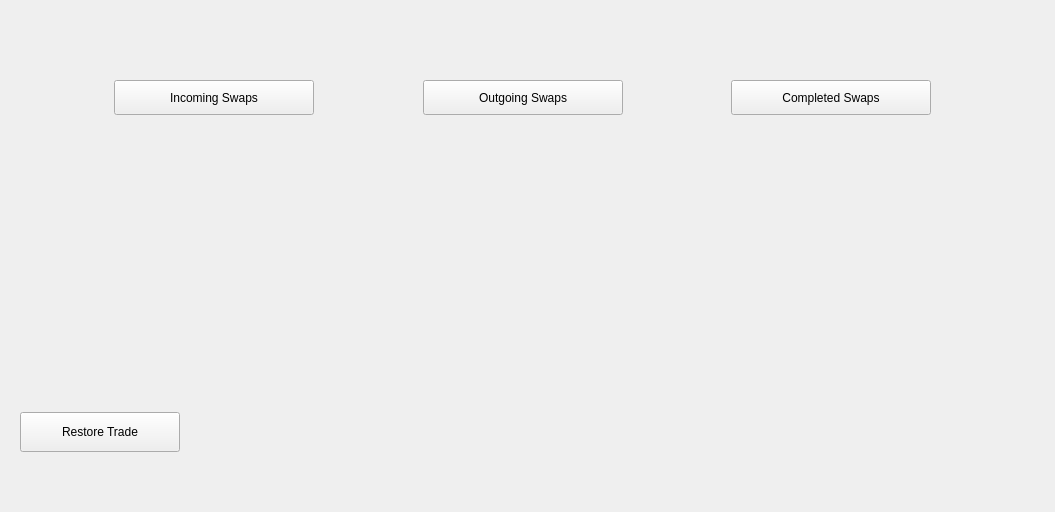
Before: the Qt Designer form windows_desktop/s_swaplist_w.ui in 0xkobe/mwc-wallet, drawn with Qt 5.
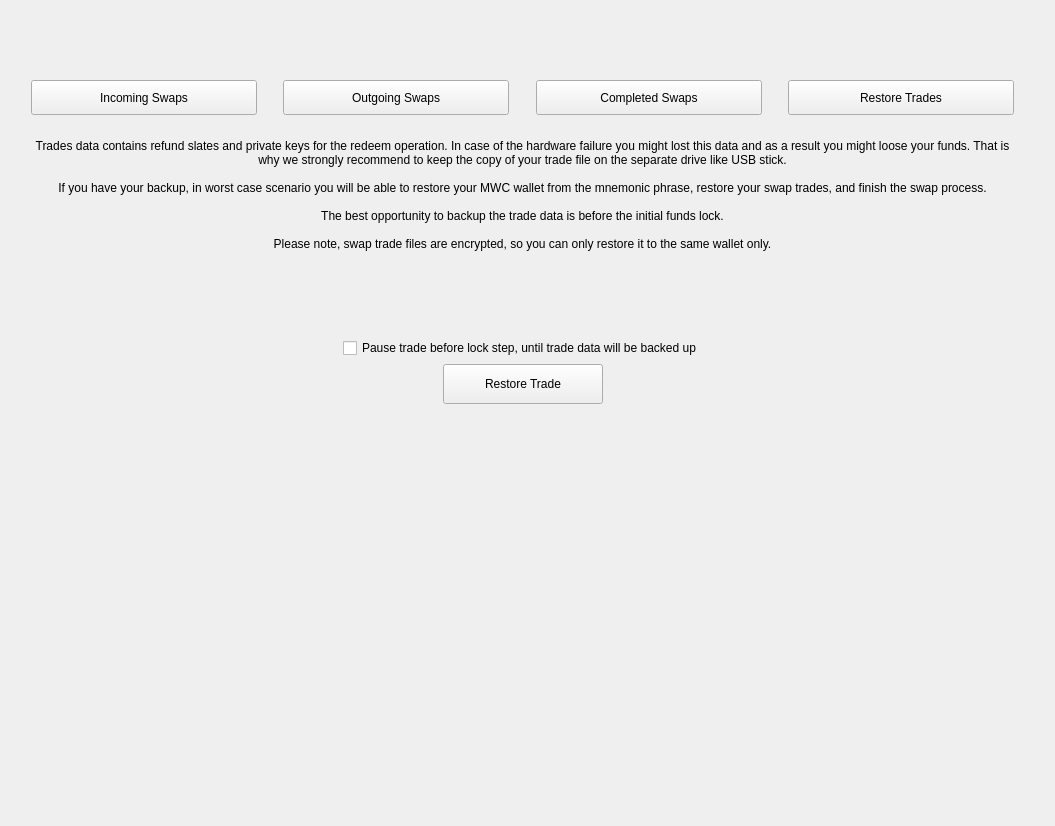
After: the same form once the commit is applied. Icons and pictures are not drawn. Custom widgets are drawn as their Qt base class.

Commit message: https://github.com/mwcproject/mwc-qt-wallet/issues/502 - restore trade tab

```diff
--- a/windows_desktop/s_swaplist_w.ui
+++ b/windows_desktop/s_swaplist_w.ui
@@ -7,7 +7,7 @@
     <x>0</x>
     <y>0</y>
     <width>1055</width>
-    <height>512</height>
+    <height>826</height>
    </rect>
   </property>
   <property name="windowTitle">
@@ -30,7 +30,7 @@
     <number>20</number>
    </property>
    <item>
-    <layout class="QHBoxLayout" name="horizontalLayout_2">
+    <layout class="QHBoxLayout" name="horizontalLayout_2" stretch="1,20,1,20,1,20,1,20,1">
      <item>
       <spacer name="horizontalSpacer_5">
        <property name="orientation">
@@ -48,13 +48,13 @@
       <widget class="control::MwcToolButtonUnderscore" name="incomingSwaps">
        <property name="minimumSize">
         <size>
-         <width>200</width>
+         <width>180</width>
          <height>35</height>
         </size>
        </property>
        <property name="maximumSize">
         <size>
-         <width>200</width>
+         <width>999</width>
          <height>35</height>
         </size>
        </property>
@@ -92,13 +92,13 @@
       <widget class="control::MwcToolButtonUnderscore" name="outgoingSwaps">
        <property name="minimumSize">
         <size>
-         <width>200</width>
+         <width>180</width>
          <height>35</height>
         </size>
        </property>
        <property name="maximumSize">
         <size>
-         <width>200</width>
+         <width>999</width>
          <height>35</height>
         </size>
        </property>
@@ -136,13 +136,13 @@
       <widget class="control::MwcToolButtonUnderscore" name="completedSwaps">
        <property name="minimumSize">
         <size>
-         <width>200</width>
+         <width>180</width>
          <height>35</height>
         </size>
        </property>
        <property name="maximumSize">
         <size>
-         <width>200</width>
+         <width>999</width>
          <height>35</height>
         </size>
        </property>
@@ -163,6 +163,50 @@
        </property>
       </widget>
      </item>
+     <item>
+      <spacer name="horizontalSpacer_14">
+       <property name="orientation">
+        <enum>Qt::Horizontal</enum>
+       </property>
+       <property name="sizeHint" stdset="0">
+        <size>
+         <width>40</width>
+         <height>20</height>
+        </size>
+       </property>
+      </spacer>
+     </item>
+     <item>
+      <widget class="control::MwcToolButtonUnderscore" name="restoreTradesTab">
+       <property name="minimumSize">
+        <size>
+         <width>180</width>
+         <height>35</height>
+        </size>
+       </property>
+       <property name="maximumSize">
+        <size>
+         <width>999</width>
+         <height>35</height>
+        </size>
+       </property>
+       <property name="toolTip">
+        <string>Show accepted swap trades</string>
+       </property>
+       <property name="text">
+        <string>Restore Trades</string>
+       </property>
+       <property name="checkable">
+        <bool>true</bool>
+       </property>
+       <property name="popupMode">
+        <enum>QToolButton::InstantPopup</enum>
+       </property>
+       <property name="toolButtonStyle">
+        <enum>Qt::ToolButtonTextOnly</enum>
+       </property>
+      </widget>
+     </item>
      <item>
       <spacer name="horizontalSpacer_10">
        <property name="orientation">
@@ -178,6 +222,136 @@
      </item>
     </layout>
    </item>
+   <item>
+    <widget class="QWidget" name="restoreTradeHolder" native="true">
+     <property name="minimumSize">
+      <size>
+       <width>0</width>
+       <height>0</height>
+      </size>
+     </property>
+     <layout class="QVBoxLayout" name="verticalLayout_2">
+      <item>
+       <widget class="control::MwcLabelNormal" name="label">
+        <property name="text">
+         <string>Trades data contains refund slates and private keys for the redeem operation. In case of the hardware failure you might lost this data and as a result you might loose your funds. That is why we strongly recommend to keep the copy of your trade file on the separate drive like USB stick.
+
+If you have your backup, in worst case scenario you will be able to restore your MWC wallet from the mnemonic phrase, restore your swap trades, and finish the swap process.
+
+The best opportunity to backup the trade data is before the initial funds lock.
+
+Please note, swap trade files are encrypted, so you can only restore it to the same wallet only.</string>
+        </property>
+        <property name="alignment">
+         <set>Qt::AlignCenter</set>
+        </property>
+        <property name="wordWrap">
+         <bool>true</bool>
+        </property>
+       </widget>
+      </item>
+      <item>
+       <spacer name="verticalSpacer">
+        <property name="orientation">
+         <enum>Qt::Vertical</enum>
+        </property>
+        <property name="sizeHint" stdset="0">
+         <size>
+          <width>20</width>
+          <height>40</height>
+         </size>
+        </property>
+       </spacer>
+      </item>
+      <item>
+       <layout class="QHBoxLayout" name="horizontalLayout_3">
+        <item>
+         <spacer name="horizontalSpacer_4">
+          <property name="orientation">
+           <enum>Qt::Horizontal</enum>
+          </property>
+          <property name="sizeHint" stdset="0">
+           <size>
+            <width>40</width>
+            <height>20</height>
+           </size>
+          </property>
+         </spacer>
+        </item>
+        <item>
+         <widget class="QCheckBox" name="checkEnforceBackup">
+          <property name="text">
+           <string>Pause trade before lock step, until trade data will be backed up</string>
+          </property>
+         </widget>
+        </item>
+        <item>
+         <spacer name="horizontalSpacer_11">
+          <property name="orientation">
+           <enum>Qt::Horizontal</enum>
+          </property>
+          <property name="sizeHint" stdset="0">
+           <size>
+            <width>40</width>
+            <height>20</height>
+           </size>
+          </property>
+         </spacer>
+        </item>
+       </layout>
+      </item>
+      <item>
+       <layout class="QHBoxLayout" name="horizontalLayout_5">
+        <item>
+         <spacer name="horizontalSpacer_12">
+          <property name="orientation">
+           <enum>Qt::Horizontal</enum>
+          </property>
+          <property name="sizeHint" stdset="0">
+           <size>
+            <width>40</width>
+            <height>20</height>
+           </size>
+          </property>
+         </spacer>
+        </item>
+        <item>
+         <widget class="control::MwcPushButtonNormal" name="restoreTradeBtn">
+          <property name="minimumSize">
+           <size>
+            <width>160</width>
+            <height>40</height>
+           </size>
+          </property>
+          <property name="maximumSize">
+           <size>
+            <width>160</width>
+            <height>40</height>
+           </size>
+          </property>
+          <property name="text">
+           <string>Restore Trade</string>
+          </property>
+         </widget>
+        </item>
+        <item>
+         <spacer name="horizontalSpacer_13">
+          <property name="orientation">
+           <enum>Qt::Horizontal</enum>
+          </property>
+          <property name="sizeHint" stdset="0">
+           <size>
+            <width>40</width>
+            <height>20</height>
+           </size>
+          </property>
+         </spacer>
+        </item>
+       </layout>
+      </item>
+     </layout>
+    </widget>
+   </item>
    <item>
     <widget class="control::RichVBox" name="swapsTable" native="true">
      <property name="sizePolicy">
@@ -189,26 +363,26 @@
     </widget>
    </item>
    <item>
-    <layout class="QHBoxLayout" name="horizontalLayout">
-     <item>
-      <widget class="control::MwcPushButtonNormal" name="restoreTrade">
+    <widget class="QWidget" name="refreshBtnsHolder" native="true">
        <property name="minimumSize">
         <size>
-         <width>160</width>
-         <height>40</height>
-        </size>
-       </property>
-       <property name="maximumSize">
-        <size>
-         <width>160</width>
-         <height>40</height>
-        </size>
-       </property>
-       <property name="text">
-        <string>Restore Trade</string>
-       </property>
-      </widget>
-     </item>
+       <width>0</width>
+       <height>0</height>
+      </size>
+     </property>
+     <layout class="QHBoxLayout" name="horizontalLayout_6">
+      <property name="leftMargin">
+       <number>0</number>
+      </property>
+      <property name="topMargin">
+       <number>0</number>
+      </property>
+      <property name="rightMargin">
+       <number>0</number>
+      </property>
+      <property name="bottomMargin">
+       <number>0</number>
+      </property>
      <item>
       <spacer name="horizontalSpacer">
        <property name="orientation">
@@ -339,29 +513,14 @@
        </property>
        <property name="sizeHint" stdset="0">
         <size>
-         <width>40</width>
-         <height>20</height>
-        </size>
-       </property>
-      </spacer>
-     </item>
-     <item>
-      <spacer name="horizontalSpacer_4">
-       <property name="orientation">
-        <enum>Qt::Horizontal</enum>
-       </property>
-       <property name="sizeType">
-        <enum>QSizePolicy::Fixed</enum>
-       </property>
-       <property name="sizeHint" stdset="0">
-        <size>
-         <width>160</width>
+          <width>411</width>
          <height>20</height>
         </size>
        </property>
       </spacer>
      </item>
     </layout>
+    </widget>
    </item>
    <item>
     <layout class="QHBoxLayout" name="horizontalLayout_4">
@@ -466,6 +625,11 @@
    <extends>QPushButton</extends>
    <header>control_desktop/MwcPushButton.h</header>
   </customwidget>
+  <customwidget>
+   <class>control::MwcLabelNormal</class>
+   <extends>QLabel</extends>
+   <header>control_desktop/MwcLabel.h</header>
+  </customwidget>
  </customwidgets>
  <resources>
   <include location="../resources_desktop.qrc"/>
```
Lines whose indentation alone changed are shown as unchanged. The commit also changes 6 other files.
